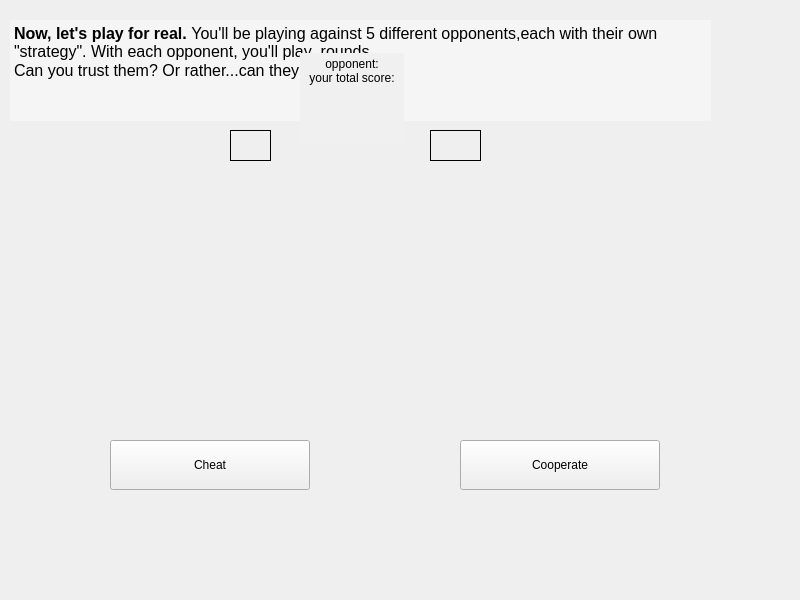
First picture: the form in pg_twoplayers.ui, repository octopusflyz/QtProject-trust, before the edit.
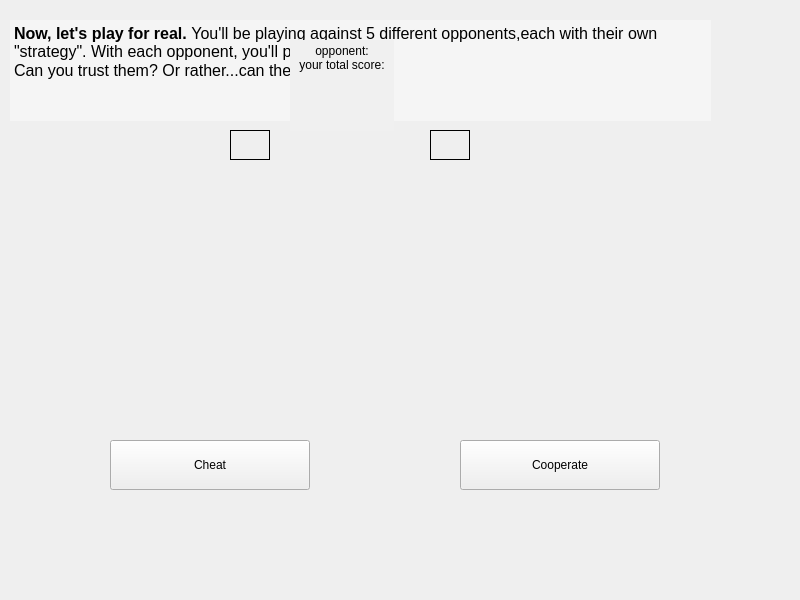
Second picture: the form after the edit. Icons and pictures are not drawn.

Commit message: scores showed and beautify a bit

```diff
--- a/pg_twoplayers.ui
+++ b/pg_twoplayers.ui
@@ -293,8 +293,8 @@
     <rect>
      <x>230</x>
      <y>130</y>
-     <width>41</width>
-     <height>31</height>
+     <width>40</width>
+     <height>30</height>
     </rect>
    </property>
    <property name="frameShape">
@@ -309,8 +309,8 @@
     <rect>
      <x>430</x>
      <y>130</y>
-     <width>51</width>
-     <height>31</height>
+     <width>40</width>
+     <height>30</height>
     </rect>
    </property>
    <property name="frameShape">
@@ -527,8 +527,8 @@
   <widget class="QTextEdit" name="text2">
    <property name="geometry">
     <rect>
-     <x>300</x>
-     <y>53</y>
+     <x>290</x>
+     <y>40</y>
      <width>104</width>
      <height>91</height>
     </rect>
@@ -552,6 +552,99 @@
 &lt;p align=&quot;center&quot; style=&quot; margin-top:0px; margin-bottom:0px; margin-left:0px; margin-right:0px; -qt-block-indent:0; text-indent:0px;&quot;&gt;your total score:&lt;/p&gt;&lt;/body&gt;&lt;/html&gt;</string>
    </property>
   </widget>
+  <widget class="QLabel" name="score_total">
+   <property name="geometry">
+    <rect>
+     <x>400</x>
+     <y>71</y>
+     <width>40</width>
+     <height>21</height>
+    </rect>
+   </property>
+   <property name="text">
+    <string/>
+   </property>
+  </widget>
+  <widget class="QLabel" name="show_copycat">
+   <property name="geometry">
+    <rect>
+     <x>360</x>
+     <y>30</y>
+     <width>61</width>
+     <height>51</height>
+    </rect>
+   </property>
+   <property name="styleSheet">
+    <string notr="true">border-image: url(:/image/copycat_hr.png);</string>
+   </property>
+   <property name="text">
+    <string/>
+   </property>
+  </widget>
+  <widget class="QLabel" name="show_cheater">
+   <property name="geometry">
+    <rect>
+     <x>350</x>
+     <y>40</y>
+     <width>61</width>
+     <height>51</height>
+    </rect>
+   </property>
+   <property name="styleSheet">
+    <string notr="true">border-image: url(:/image/cheater_hr.png);</string>
+   </property>
+   <property name="text">
+    <string/>
+   </property>
+  </widget>
+  <widget class="QLabel" name="show_cooperator">
+   <property name="geometry">
+    <rect>
+     <x>370</x>
+     <y>40</y>
+     <width>61</width>
+     <height>51</height>
+    </rect>
+   </property>
+   <property name="styleSheet">
+    <string notr="true">border-image: url(:/image/cooperator_hr.png);</string>
+   </property>
+   <property name="text">
+    <string/>
+   </property>
+  </widget>
+  <widget class="QLabel" name="show_grudger">
+   <property name="geometry">
+    <rect>
+     <x>370</x>
+     <y>40</y>
+     <width>61</width>
+     <height>51</height>
+    </rect>
+   </property>
+   <property name="styleSheet">
+    <string notr="true">border-image: url(:/image/grudger_hr.png);</string>
+   </property>
+   <property name="text">
+    <string/>
+   </property>
+  </widget>
+  <widget class="QLabel" name="show_detective">
+   <property name="geometry">
+    <rect>
+     <x>350</x>
+     <y>30</y>
+     <width>61</width>
+     <height>51</height>
+    </rect>
+   </property>
+   <property name="styleSheet">
+    <string notr="true">border-image: url(:/image/detective_hr.png);</string>
+   </property>
+   <property name="text">
+    <string/>
+   </property>
+  </widget>
   <zorder>machine_11</zorder>
   <zorder>machine_10</zorder>
   <zorder>coin_left</zorder>
```
Left out of the diff: 6 changed lines with no effect on the pictures. The commit also changes 2 other files.
